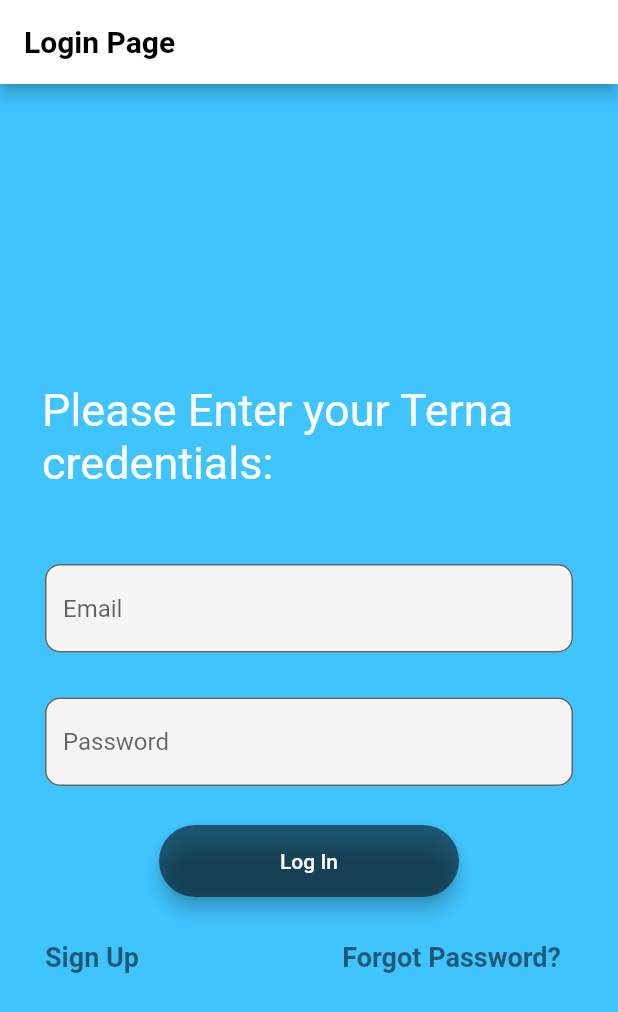
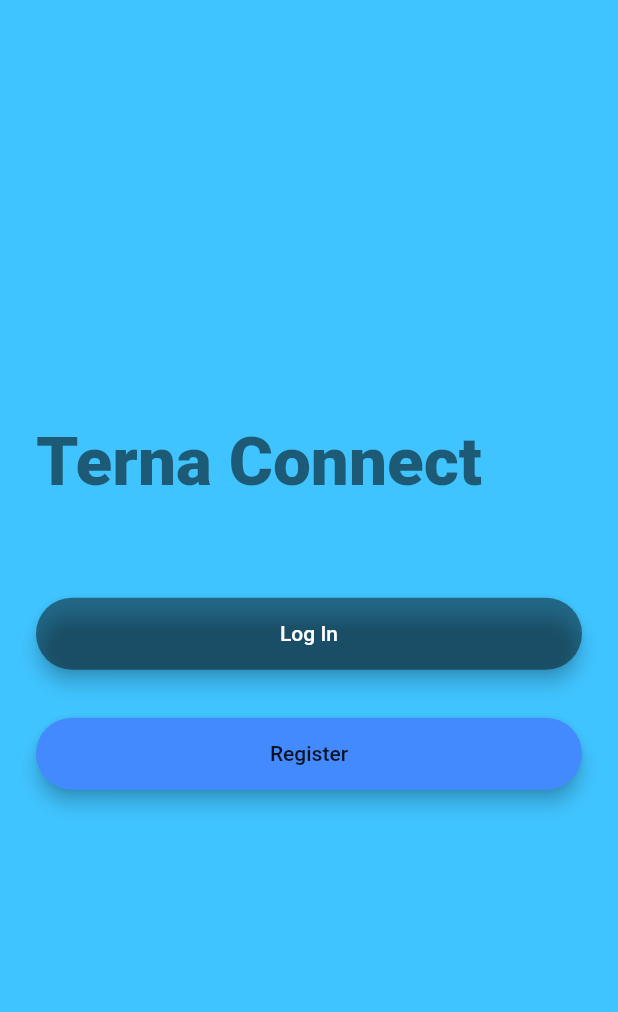
Before and after one commit to KuldeepRathor/TernaConnect, a Flutter app: the screen it shows after launch, on a phone screen of 412 x 824 dp. Shown: the top 1012 px of the screen. Run offline on Flutter 3.47's test engine with Material 2 defaults, Android fonts, the phone set to English and light mode, and no system bars.

Commit message:
TernaConnect

```diff
--- a/lib/main.dart
+++ b/lib/main.dart
@@ -3,6 +3,7 @@ import 'package:terna_connect/home_page.dart';
 import 'package:terna_connect/login_page.dart';
 import 'package:terna_connect/notice_board.dart';
 import 'package:terna_connect/register_page.dart';
+import 'package:terna_connect/welcome_page.dart';
 
 void main() {
   runApp(TernaConnect());
@@ -19,7 +20,7 @@ class TernaConnect extends StatelessWidget {
         primaryColor: Colors.blueAccent,
         scaffoldBackgroundColor: Colors.lightBlueAccent,
       ),
-      home: const MyLogin(),
+      home:  WelcomeScreen(),
     );
   }
 }
--- a/lib/register_page.dart
+++ b/lib/register_page.dart
@@ -108,7 +108,7 @@ class _MyRegisterState extends State<MyRegister> {
                     ),
                     RoundedButton(
                         title: 'Register',
-                        colour: Colors.black54,
+                        colour: Colors.blueAccent,
                         onPressed: () {
                           Navigator.push(
                             context,
--- /dev/null
+++ b/lib/welcome_page.dart
@@ -0,0 +1,98 @@
+import 'package:flutter/material.dart';
+import 'package:terna_connect/login_page.dart';
+import 'package:terna_connect/notice_board.dart';
+import 'package:terna_connect/register_page.dart';
+
+class WelcomeScreen extends StatefulWidget {
+
+  static const String id = 'welcome_screen';
+
+  @override
+  _WelcomeScreenState createState() => _WelcomeScreenState();
+}
+
+class _WelcomeScreenState extends State<WelcomeScreen> {
+  @override
+  Widget build(BuildContext context) {
+    return Scaffold(
+      backgroundColor: Colors.lightBlueAccent,
+      body: Padding(
+        padding: EdgeInsets.symmetric(horizontal: 24.0),
+        child: Column(
+          mainAxisAlignment: MainAxisAlignment.center,
+          crossAxisAlignment: CrossAxisAlignment.stretch,
+          children: <Widget>[
+            Row(
+              children: const <Widget>[
+                // Padding(
+                //   padding: const EdgeInsets.all(18.0),
+                //   child: SizedBox(
+                //     child: Image.asset(''),
+                //     height: 60.0,
+                //   ),
+                // ),
+                Text(
+                  'Terna Connect',
+                  style: TextStyle(
+                      fontSize: 45.0,
+                      fontWeight: FontWeight.w900,
+                      color: Colors.black54),
+                ),
+              ],
+            ),
+            SizedBox(
+              height: 48.0,
+            ),
+            Padding(
+              padding: EdgeInsets.symmetric(vertical: 16.0),
+              child: Material(
+                elevation: 5.0,
+                color: Colors.black45,
+                borderRadius: BorderRadius.circular(30.0),
+                child: MaterialButton(
+                  onPressed: () {
+                    Navigator.push(
+                      context,
+                      MaterialPageRoute(
+                          builder: (context) => const MyLogin()),
+                    );
+                  },
+                  minWidth: 200.0,
+                  height: 42.0,
+                  child: const Text(
+                    'Log In',
+                    style: TextStyle(
+                      color: Colors.white,
+                    ),
+                  ),
+                ),
+              ),
+            ),
+            Padding(
+              padding: EdgeInsets.symmetric(vertical: 16.0),
+              child: Material(
+                color: Colors.blueAccent,
+                borderRadius: BorderRadius.circular(30.0),
+                elevation: 5.0,
+                child: MaterialButton(
+                  onPressed: () {
+                    Navigator.push(
+                      context,
+                      MaterialPageRoute(
+                          builder: (context) => const MyRegister()),
+                    );
+                  },
+                  minWidth: 200.0,
+                  height: 42.0,
+                  child: Text(
+                    'Register',
+                  ),
+                ),
+              ),
+            ),
+          ],
+        ),
+      ),
+    );
+  }
+}
```
